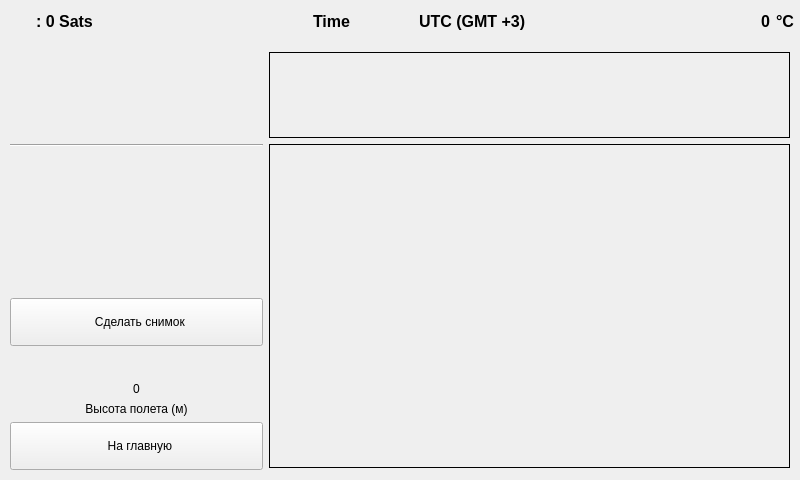
First picture: the form in GUI/HalsWindow.ui, repository Lom-Karatist/HALS, before the edit.
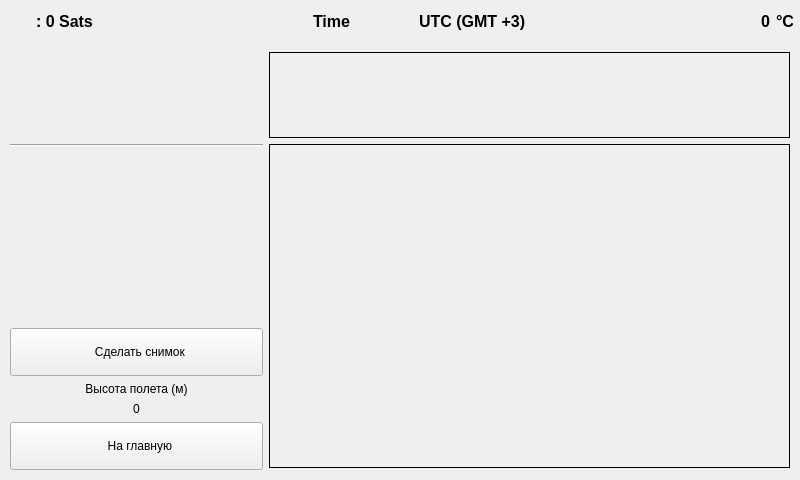
Second picture: the form after the edit. Icons and pictures are not drawn. Custom widgets are drawn as their Qt base class.

```diff
--- a/GUI/HalsWindow.ui
+++ b/GUI/HalsWindow.ui
@@ -624,25 +624,9 @@
            </widget>
           </item>
           <item>
-           <spacer name="verticalSpacer_2">
-            <property name="orientation">
-             <enum>Qt::Vertical</enum>
-            </property>
-            <property name="sizeType">
-             <enum>QSizePolicy::Preferred</enum>
-            </property>
-            <property name="sizeHint" stdset="0">
-             <size>
-              <width>20</width>
-              <height>30</height>
-             </size>
-            </property>
-           </spacer>
-          </item>
-          <item>
-           <widget class="QLabel" name="labelAltitudeValue">
+           <widget class="QLabel" name="labelTextAltitude">
             <property name="text">
-             <string>0</string>
+             <string>Высота полета (м)</string>
             </property>
             <property name="alignment">
              <set>Qt::AlignCenter</set>
@@ -650,9 +634,9 @@
            </widget>
           </item>
           <item>
-           <widget class="QLabel" name="labelTextAltitude">
+           <widget class="QLabel" name="labelAltitudeValue">
             <property name="text">
-             <string>Высота полета (м)</string>
+             <string>0</string>
             </property>
             <property name="alignment">
              <set>Qt::AlignCenter</set>
```
